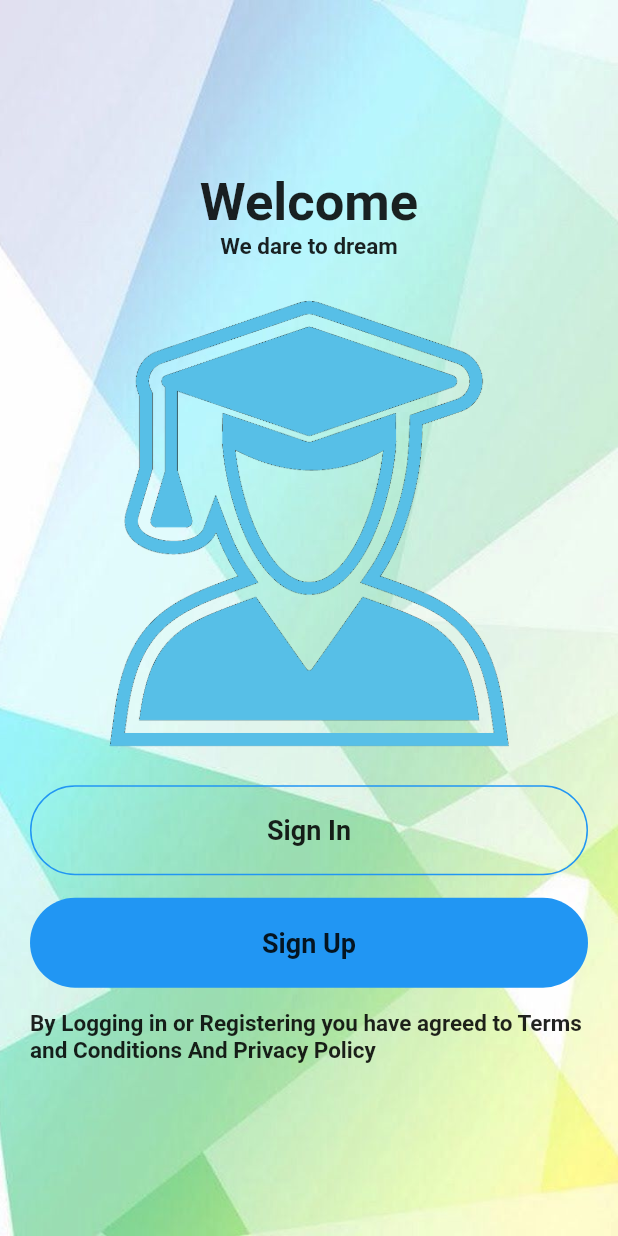
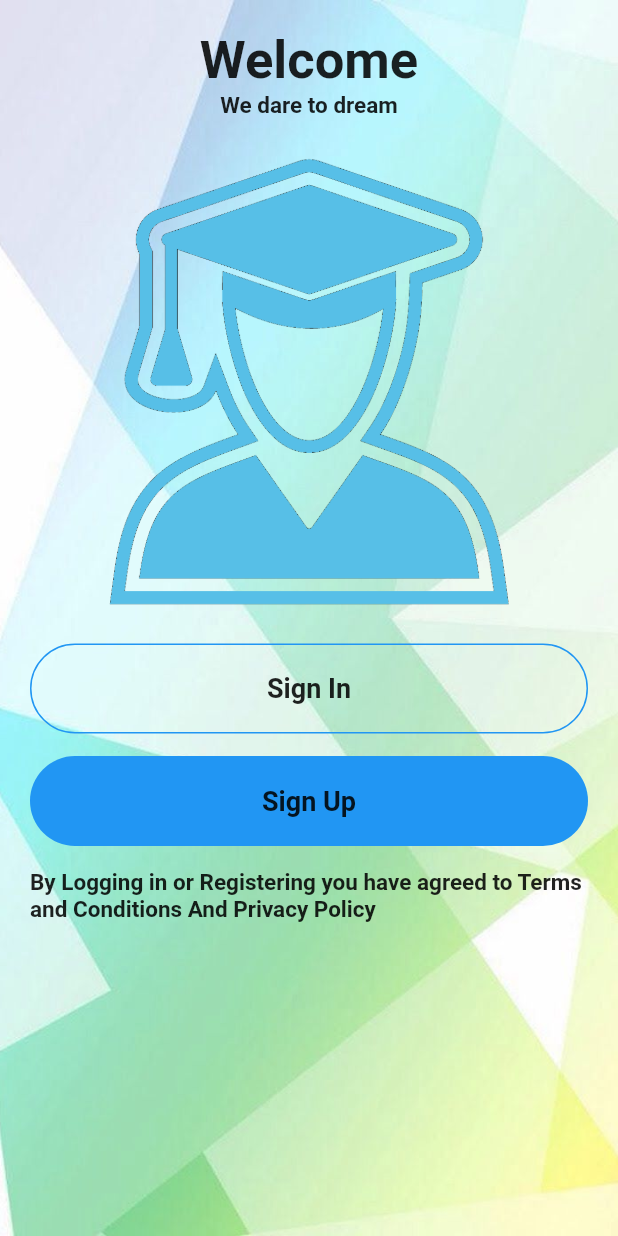
Before and after one commit to beebeeeboss/frontend_hackathon_2022, a Flutter app: the screen it shows after launch, on a phone screen of 412 x 824 dp. Run offline on Flutter 3.47's test engine with Material 2 defaults, Android fonts, the light colour scheme and no system bars; missing offline and left inert: dart:js.

Commit message:
ui error solved

```diff
--- a/lib/Dashboard_onwards/subcourseMain.dart
+++ b/lib/Dashboard_onwards/subcourseMain.dart
@@ -26,7 +26,8 @@ class _DropdownPageState extends State<DropdownPage> {
   String dropdownValue = 'Computer Science';
   @override
   Widget build(BuildContext context) {
-    return  Column(
+    return  SingleChildScrollView(
+      child: Column(
         children: [
           Container(
             width: 1000,
@@ -130,6 +131,7 @@ class _DropdownPageState extends State<DropdownPage> {
             )
           )
         ],
+      ),
     );
   }
 }
--- a/lib/uptoSignIn_up/mainHome.dart
+++ b/lib/uptoSignIn_up/mainHome.dart
@@ -19,7 +19,8 @@ class _MainHomeState extends State<MainHome> {
       ),
       child: Scaffold(
         backgroundColor: Colors.transparent,
-        body: Center(
+        body: SingleChildScrollView(
+          child: Center(
             child: Padding(
               padding: EdgeInsets.all(20),
                 child: Column(
@@ -90,6 +91,7 @@ class _MainHomeState extends State<MainHome> {
               ),
             ),
         ),
+        ),
     );
   }
 }
```
Also changed, not shown: pubspec.lock, 1 other file. Lines whose indentation alone changed are shown as unchanged.
